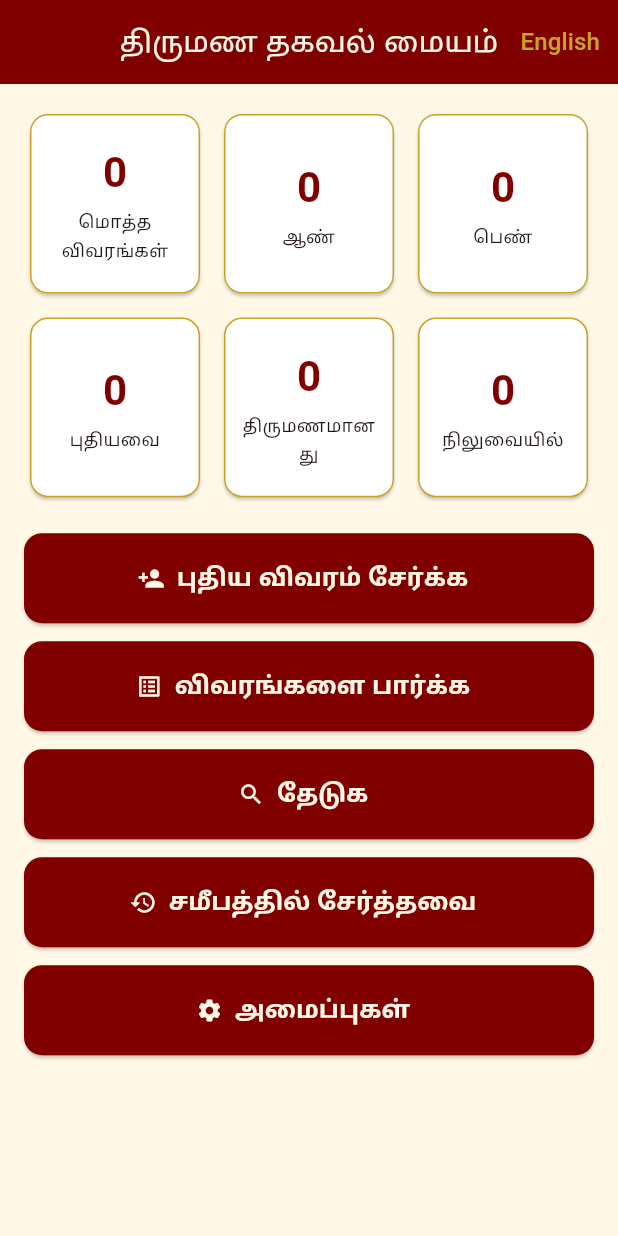
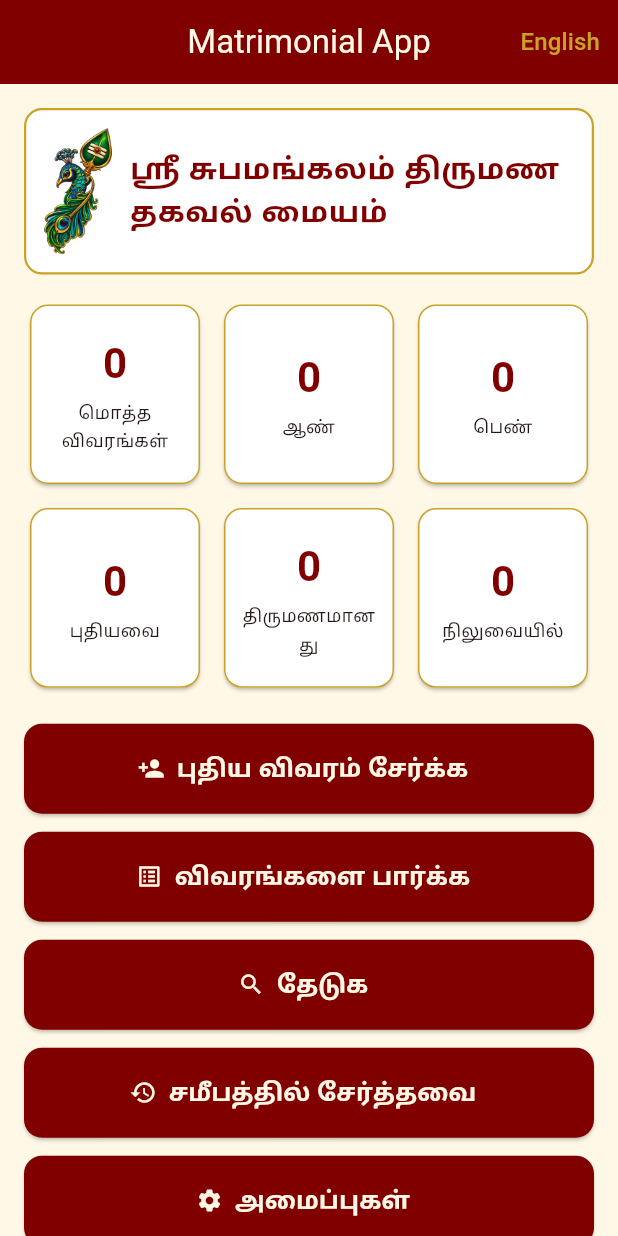
Before and after one commit to snkcn1311999-eng/Matrimonial, a Flutter app: the screen it shows after launch, on a phone screen of 412 x 824 dp. Run offline on Flutter 3.47's test engine with Material 3 defaults, Android fonts, the phone set to English and light mode, and no system bars; our stand-ins replace image_picker, sqflite; accounts and stored records are empty.

Commit message:
Refactor main.dart and update app title

```diff
--- a/lib/main.dart
+++ b/lib/main.dart
@@ -1,10 +1,9 @@
 import 'package:flutter/material.dart';
 import 'common.dart';
 import 'db.dart';
+import 'photo_store.dart';
 import 'add_profile_page.dart';
 import 'profiles_page.dart';
-import 'photo_store.dart';
-
 
 Future<void> main() async {
   WidgetsFlutterBinding.ensureInitialized();
@@ -19,7 +18,7 @@ class MatrimonialApp extends StatelessWidget {
   Widget build(BuildContext context) {
     return MaterialApp(
       debugShowCheckedModeBanner: false,
-      title: 'Matrimonial Admin',
+      title: 'Matrimonial App',
       theme: ThemeData(
         useMaterial3: true,
         colorScheme: ColorScheme.fromSeed(
@@ -72,6 +71,40 @@ class _DashboardPageState extends State<DashboardPage> {
     load();
   }
 
+  Widget header() {
+    return Container(
+      margin: const EdgeInsets.only(bottom: 16),
+      padding: const EdgeInsets.all(12),
+      decoration: BoxDecoration(
+        color: Colors.white,
+        borderRadius: BorderRadius.circular(12),
+        border: Border.all(color: gold, width: 1.5),
+      ),
+      child: Row(
+        children: [
+          Image.asset(
+            'assets/logo.png',
+            height: 84,
+            errorBuilder: (_, __, ___) =>
+                const Icon(Icons.favorite, size: 60, color: maroon),
+          ),
+          const SizedBox(width: 12),
+          const Expanded(
+            child: Text(
+              'ஸ்ரீ சுபமங்கலம் திருமண தகவல் மையம்',
+              style: TextStyle(
+                fontSize: 22,
+                fontWeight: FontWeight.bold,
+                color: maroon,
+                height: 1.3,
+              ),
+            ),
+          ),
+        ],
+      ),
+    );
+  }
+
   Widget stat(String key, String label) {
     return Card(
       color: Colors.white,
@@ -117,7 +150,7 @@ class _DashboardPageState extends State<DashboardPage> {
       builder: (context, lang, _) {
         return Scaffold(
           appBar: AppBar(
-            title: Text(t('title')),
+            title: const Text('Matrimonial App'),
             actions: [
               TextButton(
                 onPressed: () => langNotifier.value =
@@ -130,6 +163,7 @@ class _DashboardPageState extends State<DashboardPage> {
           body: ListView(
             padding: const EdgeInsets.all(16),
             children: [
+              header(),
               GridView.count(
                 crossAxisCount: 3,
                 shrinkWrap: true,
```
